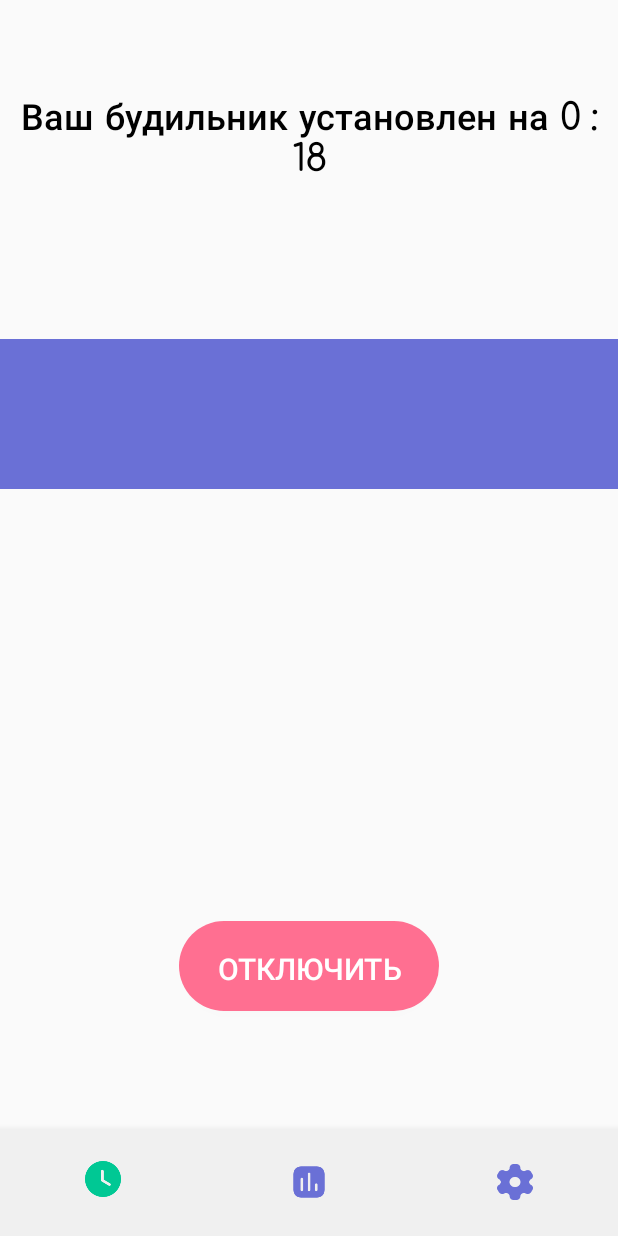
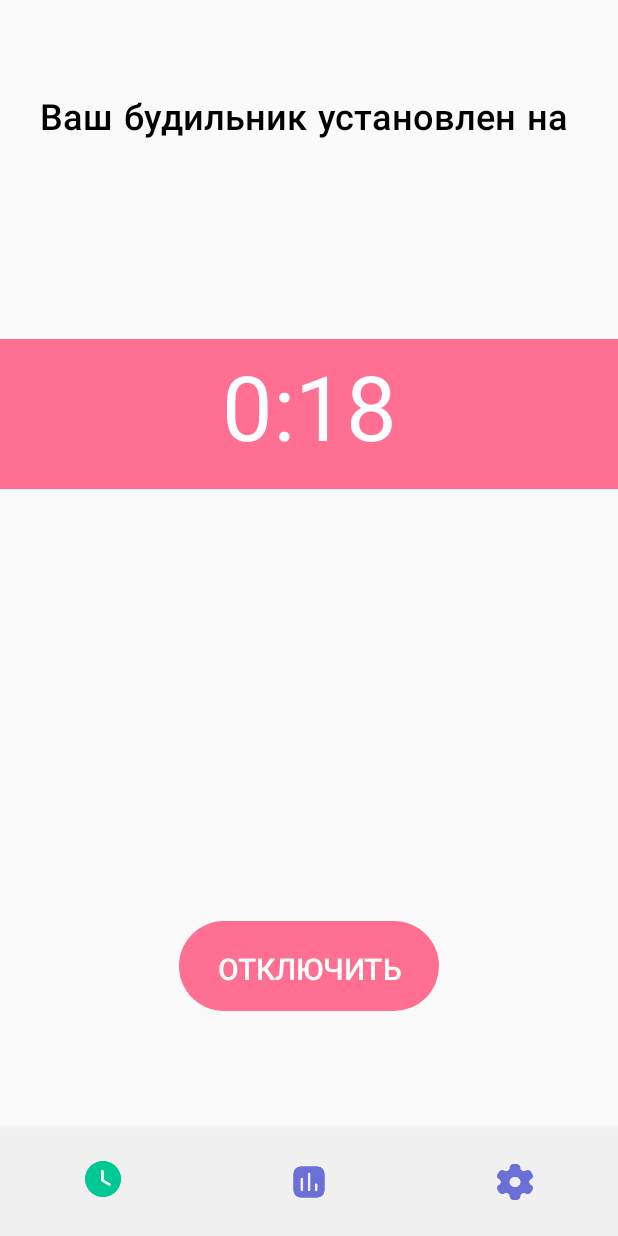
Before and after one commit to antonbadretdinov/GDMG, an Android app: the HomeFragment screen opened directly, with no data from a screen before it, after a tap on "СТАРТ", on a phone screen of 412 x 824 dp. Run offline under Robolectric (Android 15) with nearby library versions, the phone set to English and light mode, and no system bars; our stand-ins replace navigation-ui.

Commit message:
+fix clock

```diff
--- a/app/src/main/java/ru/company/gdmg/ui/home/HomeFragment.java
+++ b/app/src/main/java/ru/company/gdmg/ui/home/HomeFragment.java
@@ -1,7 +1,5 @@
 package ru.company.gdmg.ui.home;
 
-import android.app.TimePickerDialog;
-import android.graphics.Color;
 import android.os.Build;
 import android.os.Bundle;
 import android.view.LayoutInflater;
@@ -10,22 +8,12 @@ import android.view.ViewGroup;
 import android.widget.Button;
 import android.widget.TextView;
 import android.widget.TimePicker;
-import android.widget.Toast;
 
 import androidx.annotation.NonNull;
 import androidx.annotation.Nullable;
 import androidx.annotation.RequiresApi;
 import androidx.fragment.app.Fragment;
-import androidx.lifecycle.Observer;
-import androidx.lifecycle.ViewModelProviders;
 
-import java.text.DateFormat;
-import java.text.SimpleDateFormat;
-import java.util.Calendar;
-import java.util.Date;
-import java.util.Locale;
-
-import ru.company.gdmg.MainActivity;
 import ru.company.gdmg.R;
 
 public class HomeFragment extends Fragment {
@@ -39,6 +27,7 @@ public class HomeFragment extends Fragment {
     }
 
     private boolean pressed = false;
+    @RequiresApi(api = Build.VERSION_CODES.M)
     @Override
     public void onViewCreated(@NonNull View view, @Nullable Bundle savedInstanceState) {
         super.onViewCreated(view, savedInstanceState);
@@ -46,17 +35,33 @@ public class HomeFragment extends Fragment {
         int hour;
         int minute;
         int date;
+
+        final TextView backText = view.findViewById(R.id.backfortxt);
+        final TextView hideText = view.findViewById(R.id.hideTime);
+        hideText.setVisibility(View.INVISIBLE);
         final TextView tv = view.findViewById(R.id.textView9);
         final TimePicker timePicker = view.findViewById(R.id.tp);
         timePicker.setIs24HourView(true);
-
+        hideText.setText(timePicker.getHour()+":"+timePicker.getMinute());
         timePicker.setOnTimeChangedListener(new TimePicker.OnTimeChangedListener() {
             @Override
             public void onTimeChanged(TimePicker timePicker, int hour, int minute) {
 
-                tv.setText("Ваш будильник будет установлен на "+hour+" : "+minute);
+                tv.setText("Ваш будильник будет установлен на ");
+                if(hour<10){
+                    hideText.setText("0"+hour+":"+minute);
+                    if(minute<10){
+                        hideText.setText("0"+hour+":"+"0"+minute);
+                    }
+                }else if(minute<10){
+                    hideText.setText(hour+":"+"0"+minute);
+                }else hideText.setText(hour+":"+minute);
             }
         });
+
+        hour = timePicker.getHour();
+        minute = timePicker.getMinute();
+
 
         final Button button = view.findViewById(R.id.startbutton);
         button.setOnClickListener(new View.OnClickListener() {
@@ -66,12 +71,17 @@ public class HomeFragment extends Fragment {
 
 
                 if(!pressed){
-                    tv.setText("Ваш будильник установлен на " +timePicker.getHour()+" : "+timePicker.getMinute());
+                    backText.setBackgroundColor(getResources().getColor(R.color.buttonPressed));
                     timePicker.setVisibility(View.INVISIBLE);
+                    hideText.setVisibility(View.VISIBLE);
+                    tv.setText("Ваш будильник установлен на ");
                     button.setBackgroundResource(R.drawable.buttonstylepressed);
                     button.setText("ОТКЛЮЧИТЬ");
                     pressed = true;
                 } else {
+                    backText.setBackgroundColor(getResources().getColor(R.color.main));
+                    hideText.setVisibility(View.INVISIBLE);
+                    tv.setText("Ваш будильник будет установлен на ");
                     timePicker.setVisibility(View.VISIBLE);
                     button.setBackgroundResource(R.drawable.button_style);
                     button.setText("СТАРТ");
--- a/app/src/main/res/layout/fragment_home.xml
+++ b/app/src/main/res/layout/fragment_home.xml
@@ -7,7 +7,7 @@
     tools:context=".ui.home.HomeFragment">
 
     <TextView
-        android:id="@+id/textView10"
+        android:id="@+id/backfortxt"
         android:layout_width="0dp"
         android:layout_height="100dp"
         android:layout_marginBottom="240dp"
@@ -15,8 +15,10 @@
         android:textColor="#FFFFFF"
         app:layout_constraintBottom_toBottomOf="@+id/tp"
         app:layout_constraintEnd_toEndOf="parent"
+        app:layout_constraintHorizontal_bias="1.0"
         app:layout_constraintStart_toStartOf="parent"
-        app:layout_constraintTop_toTopOf="@+id/tp" />
+        app:layout_constraintTop_toTopOf="@+id/tp"
+        app:layout_constraintVertical_bias="0.0" />
 
     <TimePicker
         android:id="@+id/tp"
@@ -74,4 +76,19 @@
         android:orientation="horizontal"
         app:layout_constraintGuide_end="102dp" />
 
+    <TextView
+        android:id="@+id/hideTime"
+        android:layout_width="337dp"
+        android:layout_height="92dp"
+        android:fontFamily="sans-serif"
+        android:text="8:37"
+        android:textAlignment="center"
+        android:textColor="#FFFFFF"
+        android:textSize="60sp"
+        app:layout_constraintBottom_toBottomOf="@+id/backfortxt"
+        app:layout_constraintEnd_toEndOf="parent"
+        app:layout_constraintStart_toStartOf="@+id/backfortxt"
+        app:layout_constraintTop_toTopOf="@+id/backfortxt"
+        app:layout_constraintVertical_bias="0.505" />
+
 </androidx.constraintlayout.widget.ConstraintLayout>
```
